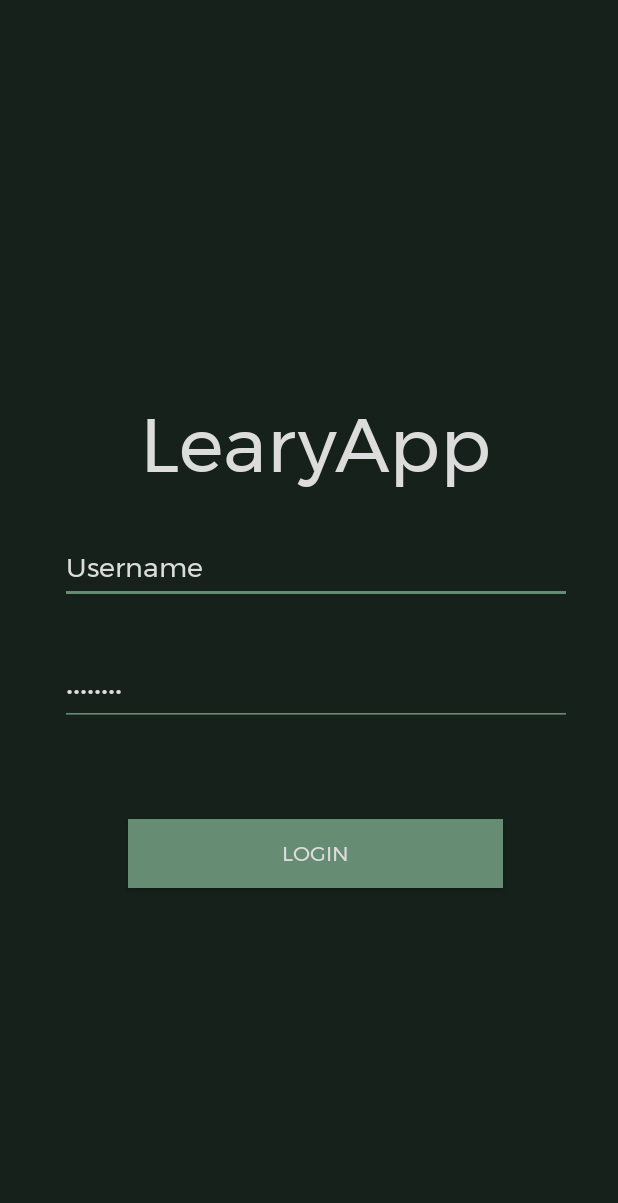
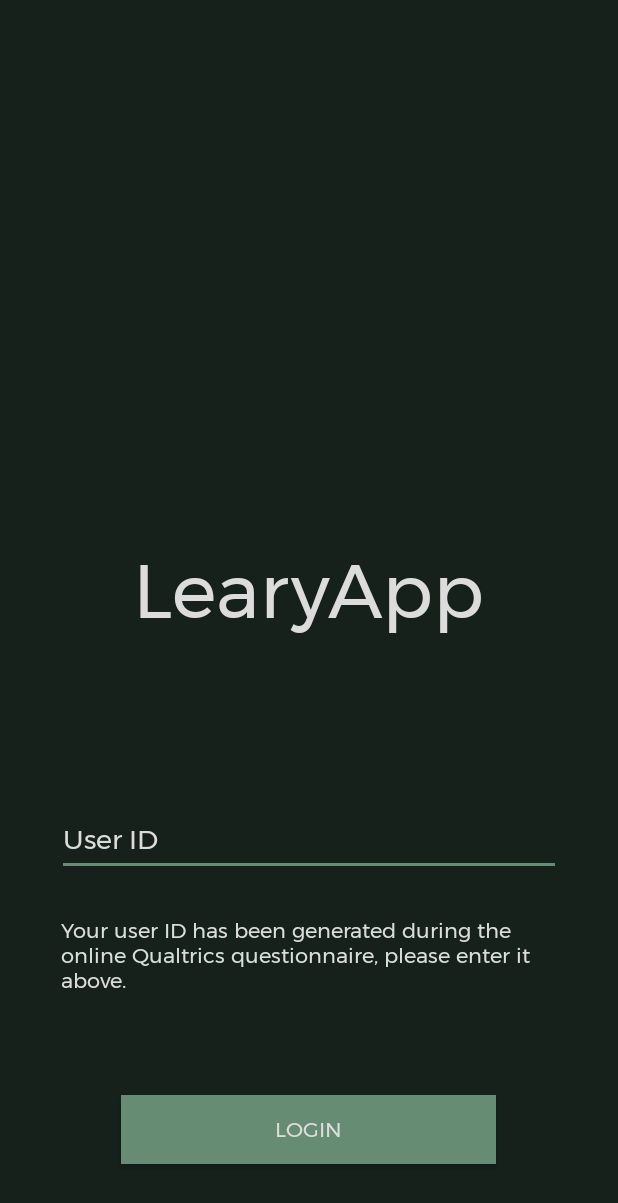
Before and after one commit to JZwamborn/Applab-Rose-of-Leary, an Android app: the screen it shows after launch (MainActivity), on a phone screen of 412 x 824 dp. Shown: the top 1203 px of the screen. Run offline under Robolectric (Android 15) with nearby library versions, the phone set to English and light mode, and no system bars.

Commit message:
user id added

```diff
--- a/app/src/main/java/com/example/myfirstapp/MainActivity.java
+++ b/app/src/main/java/com/example/myfirstapp/MainActivity.java
@@ -20,7 +20,7 @@ public class MainActivity extends AppCompatActivity {
     TextView textView = null;
     TextView textView2 = null;
     EditText editText = null;
-    EditText editText2 = null;
+    //EditText editText2 = null; //old password
     @Override
     protected void onCreate(Bundle savedInstanceState) {
         super.onCreate(savedInstanceState);
@@ -28,9 +28,9 @@ public class MainActivity extends AppCompatActivity {
         button = (Button)findViewById(R.id.button3);
         textView = (TextView) findViewById(R.id.textView4);
         textView2 = (TextView) findViewById(R.id.textView2);
-        editText2 = (EditText) findViewById(R.id.editText2);
+        //editText2 = (EditText) findViewById(R.id.editText2);
         editText = (EditText) findViewById(R.id.editText4);
-        final String name = editText.getText().toString();
+        final String userID = editText.getText().toString();
 
         SharedPreferences settings = getSharedPreferences("GAME_DATA", 0);
         SharedPreferences.Editor editor = settings.edit();
--- a/app/src/main/res/layout/login_activity.xml
+++ b/app/src/main/res/layout/login_activity.xml
@@ -7,51 +7,46 @@
     android:layout_height="match_parent">
 
     <RelativeLayout
-        android:layout_width="match_parent"
-        android:layout_height="match_parent"
+        android:layout_width="0dp"
+        android:layout_height="535dp"
+        android:layout_marginEnd="8dp"
+        android:layout_marginLeft="8dp"
+        android:layout_marginRight="8dp"
+        android:layout_marginStart="8dp"
+        android:layout_marginTop="8dp"
         android:gravity="center"
         app:layout_constraintBottom_toBottomOf="parent"
-        app:layout_constraintEnd_toEndOf="parent">
+        app:layout_constraintEnd_toEndOf="parent"
+        app:layout_constraintStart_toStartOf="parent"
+        app:layout_constraintTop_toTopOf="parent"
+        app:layout_constraintVertical_bias="1.0">
 
         <EditText
             android:id="@+id/editText4"
             android:layout_width="341dp"
             android:layout_height="41dp"
-            android:layout_below="@+id/textView4"
-            android:layout_centerHorizontal="true"
-            android:layout_marginTop="130dp"
-            android:layout_marginLeft="10dp"
+            android:layout_centerInParent="true"
+            android:layout_marginLeft="30dp"
+            android:layout_marginRight="30dp"
+            android:autoText="true"
             android:backgroundTint="@color/colorPrimary"
-            android:textColor="@color/textColor"
             android:ems="10"
             android:inputType="textPersonName"
-            android:text="Username" />
+            android:text="User ID"
+            android:textColor="@color/textColor" />
 
         <Button
             android:id="@+id/button3"
             android:layout_width="250dp"
             android:layout_height="46dp"
+            android:layout_below="@+id/textView10"
             android:layout_centerHorizontal="true"
-            android:layout_below="@+id/editText2"
-            android:layout_marginTop="62dp"
+            android:layout_marginBottom="40dp"
+            android:layout_marginTop="30dp"
             android:background="@color/colorPrimary"
             android:onClick="login"
             android:text="Login"
             android:textColor="@color/textColor" />
-
-        <EditText
-            android:id="@+id/editText2"
-            android:layout_width="341dp"
-            android:layout_height="41dp"
-            android:layout_alignLeft="@+id/editText4"
-            android:layout_alignStart="@+id/editText4"
-            android:backgroundTint="@color/colorPrimary"
-            android:textColor="@color/textColor"
-            android:layout_below="@+id/editText4"
-            android:layout_marginTop="40dp"
-            android:ems="10"
-            android:inputType="textPassword"
-            android:text="Password" />
 
         <TextView
             android:id="@+id/textView2"
@@ -59,12 +54,25 @@
             android:layout_height="wrap_content"
             android:layout_below="@+id/textView4"
             android:layout_centerHorizontal="true"
-            android:layout_marginTop="27dp"
+            android:layout_marginTop="60dp"
             android:text="LearyApp"
             android:textColor="@color/textColor"
             android:textSize="50sp"
             app:fontFamily="@font/montserrat" />
 
+        <TextView
+            android:id="@+id/textView10"
+            android:layout_width="341dp"
+            android:layout_height="wrap_content"
+            android:layout_below="@+id/editText4"
+            android:layout_centerHorizontal="true"
+            android:layout_marginBottom="30dp"
+            android:layout_marginLeft="25dp"
+            android:layout_marginRight="20dp"
+            android:layout_marginTop="20dp"
+            android:padding="5dp"
+            android:text="Your user ID has been generated during the online Qualtrics questionnaire, please enter it above." />
+
     </RelativeLayout>
 
 </android.support.constraint.ConstraintLayout>
--- a/build.gradle
+++ b/build.gradle
@@ -7,7 +7,7 @@ buildscript {
         jcenter()
     }
     dependencies {
-        classpath 'com.android.tools.build:gradle:3.1.2'
+        classpath 'com.android.tools.build:gradle:3.1.3'
 
 
         // NOTE: Do not place your application dependencies here; they belong
```
Also changed, not shown: app/src/main/res/layout/home_screen_info.xml (+33 -31 lines).
